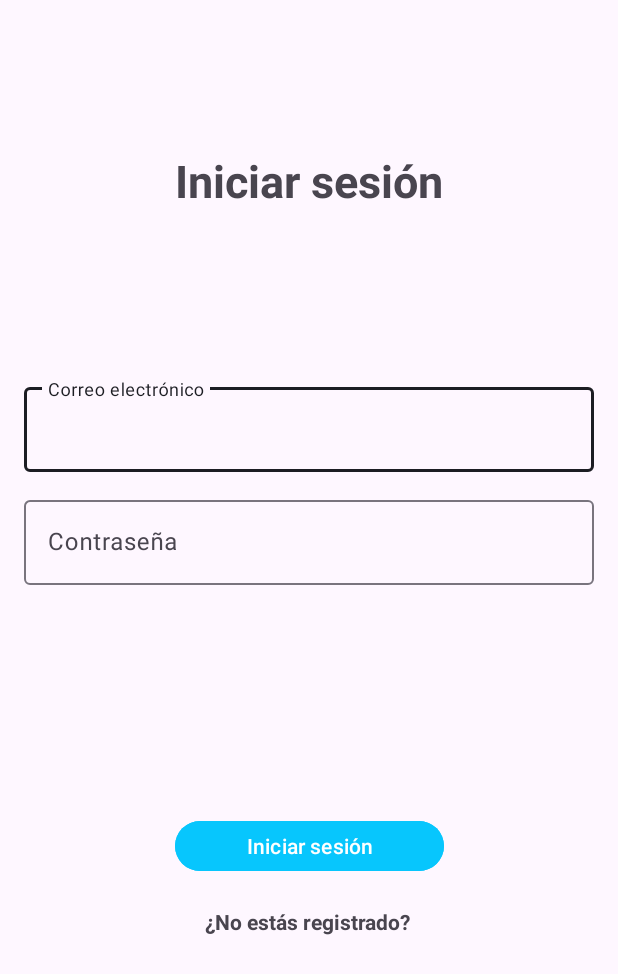
After one commit to DavidOrtizz/TFG-Sora, an Android app: the IniciarSesionActivity screen opened directly, with no data from a screen before it, on a phone screen of 412 x 824 dp. The commit adds this screen. Shown: the top 974 px of the screen. Run offline under Robolectric (Android 15) with nearby library versions, the phone set to English and light mode, and no system bars.

Commit message:
Implementación de la primera vista y de iniciar sesion

```diff
--- a/App_Sora/app/build.gradle.kts
+++ b/App_Sora/app/build.gradle.kts
@@ -41,6 +41,7 @@ dependencies {
     implementation("androidx.appcompat:appcompat:1.6.1")
     implementation("com.google.android.material:material:1.11.0")
     implementation("androidx.constraintlayout:constraintlayout:2.1.4")
+    implementation("androidx.activity:activity:1.8.0")
     testImplementation("junit:junit:4.13.2")
     androidTestImplementation("androidx.test.ext:junit:1.1.5")
     androidTestImplementation("androidx.test.espresso:espresso-core:3.5.1")
--- /dev/null
+++ b/App_Sora/app/src/main/java/com/example/sora/IniciarSesionActivity.kt
@@ -0,0 +1,20 @@
+package com.example.sora
+
+import android.os.Bundle
+import androidx.activity.enableEdgeToEdge
+import androidx.appcompat.app.AppCompatActivity
+import androidx.core.view.ViewCompat
+import androidx.core.view.WindowInsetsCompat
+
+class IniciarSesionActivity : AppCompatActivity() {
+    override fun onCreate(savedInstanceState: Bundle?) {
+        super.onCreate(savedInstanceState)
+        enableEdgeToEdge()
+        setContentView(R.layout.activity_iniciar_sesion)
+        ViewCompat.setOnApplyWindowInsetsListener(findViewById(R.id.main)) { v, insets ->
+            val systemBars = insets.getInsets(WindowInsetsCompat.Type.systemBars())
+            v.setPadding(systemBars.left, systemBars.top, systemBars.right, systemBars.bottom)
+            insets
+        }
+    }
+}
--- /dev/null
+++ b/App_Sora/app/src/main/res/layout/activity_iniciar_sesion.xml
@@ -0,0 +1,82 @@
+<?xml version="1.0" encoding="utf-8"?>
+<androidx.constraintlayout.widget.ConstraintLayout xmlns:android="http://schemas.android.com/apk/res/android"
+    xmlns:app="http://schemas.android.com/apk/res-auto"
+    xmlns:tools="http://schemas.android.com/tools"
+    android:id="@+id/main"
+    android:layout_width="match_parent"
+    android:layout_height="match_parent"
+    tools:context=".IniciarSesionActivity">
+
+    <TextView
+        android:id="@+id/textViewIniciarSesion"
+        android:layout_width="wrap_content"
+        android:layout_height="wrap_content"
+        android:text="@string/iniciarSesion"
+        app:layout_constraintEnd_toEndOf="parent"
+        app:layout_constraintStart_toStartOf="parent"
+        app:layout_constraintTop_toTopOf="parent"
+        android:textStyle="bold"
+        android:textSize="30sp"
+        android:layout_marginTop="100dp"/>
+
+    <com.google.android.material.textfield.TextInputLayout
+        android:id="@+id/textInputLayout2"
+        android:layout_width="match_parent"
+        android:layout_height="wrap_content"
+        android:layout_marginLeft="16dp"
+        android:layout_marginTop="112dp"
+        android:layout_marginRight="16dp"
+        app:layout_constraintEnd_toEndOf="parent"
+        app:layout_constraintHorizontal_bias="0.0"
+        app:layout_constraintStart_toStartOf="parent"
+        app:layout_constraintTop_toBottomOf="@+id/textViewIniciarSesion">
+
+        <EditText
+            android:id="@+id/textNombreUsuario"
+            android:layout_width="match_parent"
+            android:layout_height="match_parent"
+            android:hint="@string/correo" />
+    </com.google.android.material.textfield.TextInputLayout>
+
+    <com.google.android.material.textfield.TextInputLayout
+        android:id="@+id/textInputLayout"
+        android:layout_width="match_parent"
+        android:layout_height="wrap_content"
+        app:layout_constraintBottom_toTopOf="@+id/buttonIniciarSesion"
+        app:layout_constraintStart_toStartOf="parent"
+        app:layout_constraintTop_toBottomOf="@+id/textInputLayout2"
+        app:layout_constraintVertical_bias="0.081"
+        android:layout_marginLeft="16dp"
+        android:layout_marginRight="16dp">
+
+        <EditText
+            android:id="@+id/textContrasena"
+            android:layout_width="match_parent"
+            android:layout_height="match_parent"
+            android:hint="@string/contrasena" />
+    </com.google.android.material.textfield.TextInputLayout>
+
+    <Button
+        android:id="@+id/buttonIniciarSesion"
+        android:layout_width="179dp"
+        android:layout_height="41dp"
+        android:layout_marginBottom="20dp"
+        android:text="@string/iniciarSesion"
+        app:layout_constraintBottom_toTopOf="@+id/textViewRegistrarse"
+        app:layout_constraintEnd_toEndOf="parent"
+        app:layout_constraintStart_toStartOf="parent"
+        android:backgroundTint="@color/colorIcono_celeste"/>
+
+    <TextView
+        android:id="@+id/textViewRegistrarse"
+        android:layout_width="wrap_content"
+        android:layout_height="wrap_content"
+        android:layout_marginBottom="200dp"
+        android:text="@string/registrate"
+        android:textStyle="bold"
+        app:layout_constraintBottom_toBottomOf="parent"
+        app:layout_constraintEnd_toEndOf="parent"
+        app:layout_constraintHorizontal_bias="0.498"
+        app:layout_constraintStart_toStartOf="parent" />
+
+</androidx.constraintlayout.widget.ConstraintLayout>
--- a/App_Sora/app/src/main/res/values/colors.xml
+++ b/App_Sora/app/src/main/res/values/colors.xml
@@ -7,4 +7,5 @@
 
     <color name="fondo_menu">#2c2d35</color>
     <color name="fondo_oscuro">#1c1d23</color>
+    <color name="colorIcono_celeste">#07c6fd</color>
 </resources>
--- a/App_Sora/app/src/main/res/values/strings.xml
+++ b/App_Sora/app/src/main/res/values/strings.xml
@@ -10,4 +10,11 @@
     <string name="nombreCuenta">Nombre de la cuenta</string>
     <string name="sobreMi">Sobre mí</string>
     <string name="cerrarSesion">Cerrar sesión</string>
+
+    <string name="presentacion">Bienvenid@ a Sora</string>
+    <string name="iniciarSesion">Iniciar sesión</string>
+
+    <string name="contrasena">Contraseña</string>
+    <string name="correo">Correo electrónico</string>
+    <string name="registrate">¿No estás registrado?</string>
 </resources>
```
Also changed, not shown: App_Sora/app/src/main/AndroidManifest.xml (+9 -0 lines), App_Sora/app/src/main/java/com/example/sora/PrimeraVezActivity.kt (added, +20 -0 lines), App_Sora/app/src/main/java/com/example/sora/RegistrarseActivity.kt (added, +20 -0 lines), App_Sora/app/src/main/res/layout/activity_primera_vez.xml (added, +46 -0 lines), App_Sora/app/src/main/res/layout/activity_registrarse.xml (added, +10 -0 lines), 2 other files.
